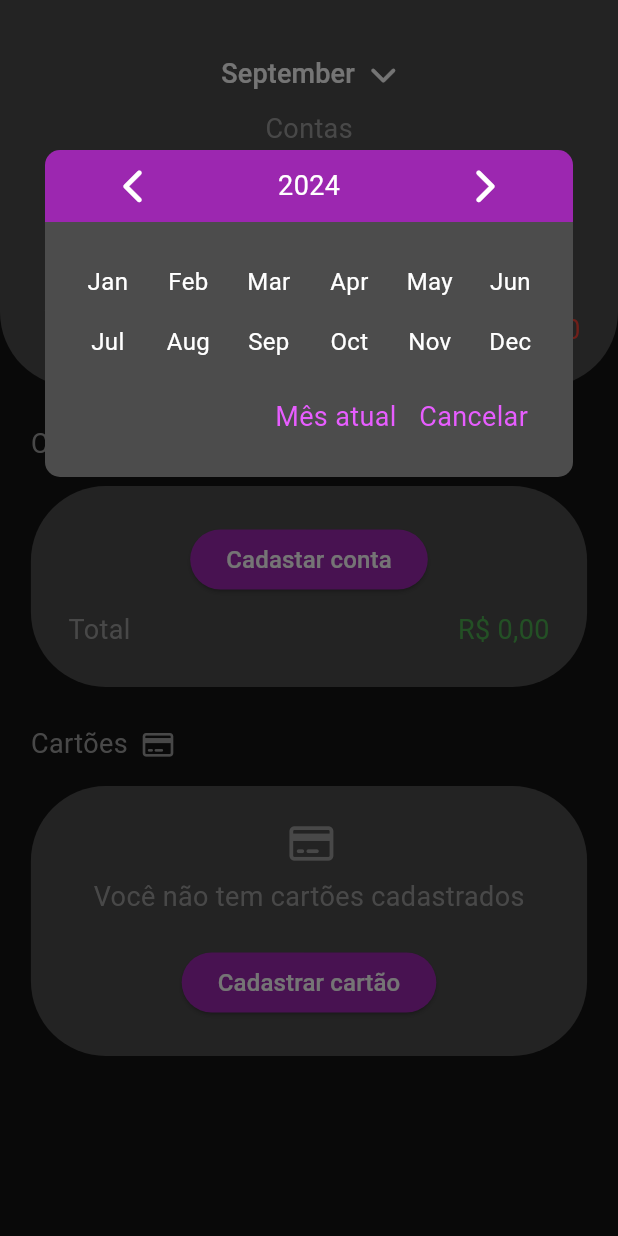
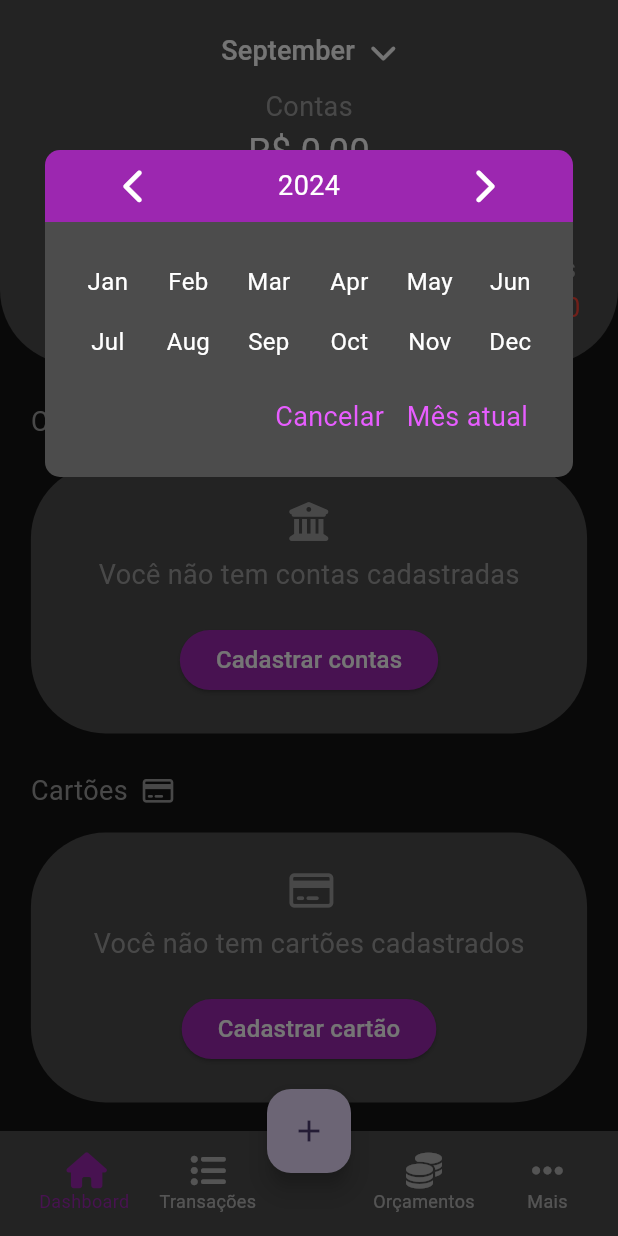
Before and after one commit to YunikonShine/cash_manager, a Flutter app: the screen it shows after launch, after a tap on an icon or button, on a phone screen of 412 x 824 dp. Run offline on Flutter 3.47's test engine with Material 3 defaults, Android fonts, the phone set to English and light mode, and no system bars; our stand-ins replace flutter_colorpicker, fluttertoast, font_awesome_flutter, math_expressions, sqflite; accounts and stored records are empty.

Commit message:
Add inital screen update

```diff
--- /dev/null
+++ b/lib/helpers/balance_helper.dart
@@ -0,0 +1,13 @@
+import 'package:cash_manager/models/account.dart';
+import 'package:cash_manager/services/database/queries/account_query.dart';
+
+class BalanceHelper {
+  void getBalanceUpToDate(DateTime date) async {
+    double totalAccount = 0;
+
+    List<Account> accounts = await AccountQuery.selectAccounts();
+    for (Account account in accounts) {
+      totalAccount += account.balance;
+    }
+  }
+}
--- a/lib/main.dart
+++ b/lib/main.dart
@@ -16,10 +16,7 @@ class MyApp extends StatelessWidget {
         colorScheme: ColorScheme.fromSeed(seedColor: Colors.deepPurple),
         useMaterial3: true,
       ),
-      home: const Scaffold(
-        backgroundColor: Color(0xFF141414),
-        body: HomeScreen(),
-      ),
+      home: const HomeScreen(),
     );
   }
 }
--- a/lib/screens/account_screen.dart
+++ b/lib/screens/account_screen.dart
@@ -16,7 +16,12 @@ import 'package:font_awesome_flutter/font_awesome_flutter.dart';
 import 'package:intl/intl.dart';
 
 class AccountScreen extends StatefulWidget {
-  const AccountScreen({super.key});
+  const AccountScreen({
+    super.key,
+    required this.onPop,
+  });
+
+  final Function onPop;
 
   @override
   AccountScreenState createState() => AccountScreenState();
@@ -116,6 +121,7 @@ class AccountScreenState extends State<AccountScreen> {
       );
       AccountQuery.createAccount(account);
       Navigator.pop(context);
+      widget.onPop();
     }
   }
 
--- a/lib/screens/home_screen.dart
+++ b/lib/screens/home_screen.dart
@@ -1,3 +1,5 @@
+import 'dart:math';
+
 import 'package:cash_manager/models/account.dart';
 import 'package:cash_manager/screens/account_screen.dart';
 import 'package:cash_manager/services/database/queries/account_query.dart';
@@ -15,30 +17,148 @@ class HomeScreen extends StatefulWidget {
 }
 
 class HomeScreenState extends State<HomeScreen> {
-  List<String> cards = [];
+  late List<Account> _accounts = [];
+  late List<String> _cards = [];
+  Future<List<String>> _controller = Future.value([]);
+
+  @override
+  void initState() {
+    super.initState();
+    _pullRefresh();
+  }
+
+  Future<void> _pullRefresh() async {
+    List<Account> freshAccounts = await AccountQuery.selectAccounts();
+    setState(() {
+      _controller = Future.value([""]);
+      _accounts = freshAccounts;
+    });
+  }
+
   @override
   Widget build(BuildContext context) {
-    return SingleChildScrollView(
-      child: Column(
+    return Scaffold(
+      extendBody: true,
+      floatingActionButton: FloatingActionButton(
+        onPressed: () {},
+        child: const Icon(
+          Icons.add,
+        ),
+      ),
+      floatingActionButtonLocation: FloatingActionButtonLocation.centerDocked,
+      bottomNavigationBar: BottomAppBar(
+        height: 70,
+        color: const Color(0xFF4C4C4C),
+        child: Row(
+          mainAxisSize: MainAxisSize.max,
+          mainAxisAlignment: MainAxisAlignment.spaceBetween,
+          children: <Widget>[
+            SizedBox(
+              width: (MediaQuery.of(context).size.width * 40) / 100,
+              child: Row(
+                mainAxisAlignment: MainAxisAlignment.spaceAround,
+                children: [
+                  GestureDetector(
+                    child: const Column(
+                      mainAxisAlignment: MainAxisAlignment.center,
+                      children: [
+                        Icon(
+                          FontAwesomeIcons.house,
+                          color: Colors.purple,
+                        ),
+                        Text(
+                          "Dashboard",
+                          style: TextStyle(
+                            color: Colors.purple,
+                            fontSize: 12,
+                          ),
+                        ),
+                      ],
+                    ),
+                  ),
+                  GestureDetector(
+                    child: const Column(
+                      mainAxisAlignment: MainAxisAlignment.center,
+                      children: [
+                        Icon(
+                          FontAwesomeIcons.listUl,
+                          color: Colors.white60,
+                        ),
+                        Text(
+                          "Transações",
+                          style: TextStyle(
+                            color: Colors.white60,
+                            fontSize: 12,
+                          ),
+                        ),
+                      ],
+                    ),
+                  ),
+                ],
+              ),
+            ),
+            SizedBox(
+              width: (MediaQuery.of(context).size.width * 40) / 100,
+              child: Row(
+                mainAxisAlignment: MainAxisAlignment.spaceAround,
+                children: [
+                  GestureDetector(
+                    child: const Column(
+                      mainAxisAlignment: MainAxisAlignment.center,
+                      children: [
+                        Icon(
+                          FontAwesomeIcons.coins,
+                          color: Colors.white60,
+                        ),
+                        Text(
+                          "Orçamentos",
+                          style: TextStyle(
+                            color: Colors.white60,
+                            fontSize: 12,
+                          ),
+                        ),
+                      ],
+                    ),
+                  ),
+                  GestureDetector(
+                    child: const Column(
+                      mainAxisAlignment: MainAxisAlignment.center,
+                      children: [
+                        Icon(
+                          FontAwesomeIcons.ellipsis,
+                          color: Colors.white60,
+                        ),
+                        Text(
+                          "Mais",
+                          style: TextStyle(
+                            color: Colors.white60,
+                            fontSize: 12,
+                          ),
+                        ),
+                      ],
+                    ),
+                  ),
+                ],
+              ),
+            ),
+          ],
+        ),
+      ),
+      backgroundColor: const Color(0xFF141414),
+      body: FutureBuilder<List<String>>(
+        future: _controller,
+        builder: (context, snapshot) {
+          return RefreshIndicator(
+            onRefresh: _pullRefresh,
+            child: ListView.builder(
+              itemCount: snapshot.data?.length,
+              itemBuilder: (context, index) {
+                return Column(
                   mainAxisAlignment: MainAxisAlignment.center,
                   children: [
                     const Balance(),
-          FutureBuilder<List<Account>>(
-            future: AccountQuery.selectAccounts(),
-            builder: (context, snapshot) {
-              if (snapshot.hasData) {
-                return ItemBox(
-                  name: "Contas",
-                  accounts: snapshot.data!,
-                  onClick: () => Navigator.push(
-                    context,
-                    MaterialPageRoute(
-                      builder: (context) => const AccountScreen(),
-                    ),
-                  ),
-                );
-              } else {
-                return EmptyBox(
+                    _accounts.isEmpty
+                        ? EmptyBox(
                             name: "Contas",
                             icon: FontAwesomeIcons.buildingColumns,
                             emptyText: "Você não tem contas cadastradas",
@@ -46,14 +166,25 @@ class HomeScreenState extends State<HomeScreen> {
                             onClick: () => Navigator.push(
                               context,
                               MaterialPageRoute(
-                      builder: (context) => const AccountScreen(),
+                                builder: (context) => AccountScreen(
+                                  onPop: _pullRefresh,
                                 ),
                               ),
-                );
-              }
-            },
                             ),
-          cards.isEmpty
+                          )
+                        : ItemBox(
+                            name: "Contas",
+                            accounts: _accounts,
+                            onClick: () => Navigator.push(
+                              context,
+                              MaterialPageRoute(
+                                builder: (context) => AccountScreen(
+                                  onPop: _pullRefresh,
+                                ),
+                              ),
+                            ),
+                          ),
+                    _cards.isEmpty
                         ? EmptyBox(
                             name: "Cartões",
                             icon: FontAwesomeIcons.creditCard,
@@ -63,6 +194,11 @@ class HomeScreenState extends State<HomeScreen> {
                           )
                         : Container()
                   ],
+                );
+              },
+            ),
+          );
+        },
       ),
     );
   }
--- a/lib/services/database/queries/account_query.dart
+++ b/lib/services/database/queries/account_query.dart
@@ -8,6 +8,7 @@ class AccountQuery {
   static Future<void> createAccount(Account account) async {
     Database? db = await DatabaseConnection.instance.database;
     Map<String, Object?> values = {
+      "inital_balance": account.balance,
       "balance": account.balance,
       "bank_id": account.bankId,
       "color": account.color,
--- a/lib/services/database/versioning/db_version_1.dart
+++ b/lib/services/database/versioning/db_version_1.dart
@@ -5,7 +5,7 @@ class DBVersion1 {
     await db.execute(
         "CREATE TABLE banks ( id INTEGER PRIMARY KEY AUTOINCREMENT, name TEXT NOT NULL, icon TEXT NOT NULL, color TEXT NOT NULL )");
     await db.execute(
-        "CREATE TABLE accounts ( id INTEGER PRIMARY KEY AUTOINCREMENT, desciption TEXT NOT NULL, balance REAL NOT NULL, type INT NOT NULL, color TEXT NOT NULL, bank_id INT NOT NULL, FOREIGN KEY (bank_id) REFERENCES banks (id) )");
+        "CREATE TABLE accounts ( id INTEGER PRIMARY KEY AUTOINCREMENT, desciption TEXT NOT NULL, balance REAL NOT NULL, initial_balance REAL NOT NULL, type INT NOT NULL, color TEXT NOT NULL, bank_id INT NOT NULL, FOREIGN KEY (bank_id) REFERENCES banks (id) )");
     await db.execute(
         "CREATE TABLE transactions ( id INTEGER PRIMARY KEY AUTOINCREMENT, amount REAL NOT NULL, type REAL NOT NULL )");
     await db.execute(
--- a/lib/widgets/balance.dart
+++ b/lib/widgets/balance.dart
@@ -14,17 +14,16 @@ class Balance extends StatefulWidget {
 
 class BalanceState extends State<Balance> {
   bool _eyeView = true;
-  double accountTotal = 15500.20;
-  double accountIncome = 15500.20;
-  double accountExpenses = 15500.20;
+  double accountTotal = 0;
+  double accountIncome = 0;
+  double accountExpenses = 0;
   final formatCurrency = NumberFormat.simpleCurrency(locale: "pt_BR");
-  int _selectedMonth = DateTime.now().month;
+  DateTime _selectedDate = DateTime.now();
 
-  _selectMonth(int i) {
+  _selectMonth(DateTime dateTime) {
     setState(() {
-      _selectedMonth = i;
+      _selectedDate = dateTime;
     });
-    Navigator.pop(context);
   }
 
   _updateViewStyle() {
@@ -33,10 +32,24 @@ class BalanceState extends State<Balance> {
     });
   }
 
+  String _formatedDate() {
+    String format = "MMMM";
+    if (_selectedDate.year != DateTime.now().year) {
+      format = "MMM yyyy";
+    }
+    return DateFormat(format).format(_selectedDate);
+  }
+
   @override
   Widget build(BuildContext context) {
     return Box(
       width: 100,
+      internalPadding: const EdgeInsets.only(
+        left: 25,
+        right: 25,
+        bottom: 25,
+        top: 10,
+      ),
       child: Column(
         mainAxisAlignment: MainAxisAlignment.center,
         children: [
@@ -45,15 +58,14 @@ class BalanceState extends State<Balance> {
               context: context,
               builder: (BuildContext context) => CalendarPicker(
                 onTap: _selectMonth,
+                selectedDate: _selectedDate,
               ),
             ),
             child: Row(
               mainAxisAlignment: MainAxisAlignment.center,
               children: [
                 Text(
-                  DateFormat('MMMM').format(
-                    DateTime(0, _selectedMonth),
-                  ),
+                  _formatedDate(),
                   style: const TextStyle(
                     color: Colors.white,
                     fontSize: 18,
--- a/lib/widgets/calendar_picker.dart
+++ b/lib/widgets/calendar_picker.dart
@@ -6,9 +6,11 @@ class CalendarPicker extends StatefulWidget {
   const CalendarPicker({
     super.key,
     required this.onTap,
+    required this.selectedDate,
   });
 
-  final Function(int i) onTap;
+  final Function(DateTime dateTime) onTap;
+  final DateTime selectedDate;
 
   @override
   CalendarPickerState createState() => CalendarPickerState();
@@ -16,7 +18,7 @@ class CalendarPicker extends StatefulWidget {
 
 class CalendarPickerState extends State<CalendarPicker>
     with SingleTickerProviderStateMixin {
-  int _currentYear = DateTime.now().year;
+  late int _currentYear;
   late AnimationController controller;
   late Animation<double> scaleAnimation;
 
@@ -40,6 +42,13 @@ class CalendarPickerState extends State<CalendarPicker>
     });
 
     controller.forward();
+
+    _currentYear = widget.selectedDate.year;
+  }
+
+  _selectDate(int month, [bool current = false]) {
+    widget.onTap(DateTime(current ? DateTime.now().year : _currentYear, month));
+    Navigator.pop(context);
   }
 
   _nextYear() {
@@ -129,7 +138,7 @@ class CalendarPickerState extends State<CalendarPicker>
                             borderRadius: const BorderRadius.all(
                               Radius.circular(25),
                             ),
-                            onTap: () => widget.onTap(i + 1),
+                            onTap: () => _selectDate(i + 1),
                             child: Container(
                               width: 40,
                               height: 40,
@@ -156,7 +165,7 @@ class CalendarPickerState extends State<CalendarPicker>
                             borderRadius: const BorderRadius.all(
                               Radius.circular(25),
                             ),
-                            onTap: () => widget.onTap(i + 1),
+                            onTap: () => _selectDate(i + 1),
                             child: Container(
                               width: 40,
                               height: 40,
@@ -191,12 +200,12 @@ class CalendarPickerState extends State<CalendarPicker>
                               borderRadius: const BorderRadius.all(
                                 Radius.circular(25),
                               ),
-                              onTap: () => widget.onTap(DateTime.now().month),
+                              onTap: () => Navigator.pop(context),
                               child: Container(
                                 height: 40,
                                 alignment: Alignment.center,
                                 child: const Text(
-                                  "Mês atual",
+                                  "Cancelar",
                                   style: TextStyle(
                                     color: Color(0xFFE75DFF),
                                     fontSize: 18,
@@ -212,12 +221,13 @@ class CalendarPickerState extends State<CalendarPicker>
                             borderRadius: const BorderRadius.all(
                               Radius.circular(25),
                             ),
-                            onTap: () => Navigator.pop(context),
+                            onTap: () =>
+                                _selectDate(DateTime.now().month, true),
                             child: Container(
                               height: 40,
                               alignment: Alignment.center,
                               child: const Text(
-                                "Cancelar",
+                                "Mês atual",
                                 style: TextStyle(
                                   color: Color(0xFFE75DFF),
                                   fontSize: 18,
--- a/lib/widgets/icon_filled.dart
+++ b/lib/widgets/icon_filled.dart
@@ -23,8 +23,8 @@ class IconFilled extends StatelessWidget {
             child: Align(
               alignment: Alignment.center,
               child: Container(
-                height: 40,
-                width: 40,
+                height: 35,
+                width: 35,
                 decoration: new BoxDecoration(
                   color: backgroundColor,
                   shape: BoxShape.rectangle,
--- a/lib/widgets/insert_field.dart
+++ b/lib/widgets/insert_field.dart
@@ -29,10 +29,12 @@ class InsertField extends StatefulWidget {
 }
 
 class InsertFieldState extends State<InsertField> {
+  final FocusNode _focusNode = FocusNode();
+
   @override
   Widget build(BuildContext context) {
     return GestureDetector(
-      onTap: widget.onClick,
+      onTap: widget.onClick ?? () => {_focusNode.requestFocus()},
       child: Container(
         height: widget.height,
         decoration: const BoxDecoration(
@@ -48,8 +50,7 @@ class InsertFieldState extends State<InsertField> {
             Row(
               mainAxisAlignment: MainAxisAlignment.spaceBetween,
               children: [
-                Container(
-                  child: Row(
+                Row(
                   children: [
                     if (widget.startImage != null)
                       ClipRRect(
@@ -79,8 +80,9 @@ class InsertFieldState extends State<InsertField> {
                             ),
                           )
                         : Container(
-                              width: 100,
+                            width: 250,
                             child: TextField(
+                              focusNode: _focusNode,
                               controller: widget.controller,
                               decoration: new InputDecoration.collapsed(
                                 hintText: widget.hint,
@@ -97,7 +99,6 @@ class InsertFieldState extends State<InsertField> {
                             ),
                           ),
                   ],
-                  ),
                 ),
                 Row(
                   children: [
```
Lines whose indentation alone changed are shown as unchanged.
